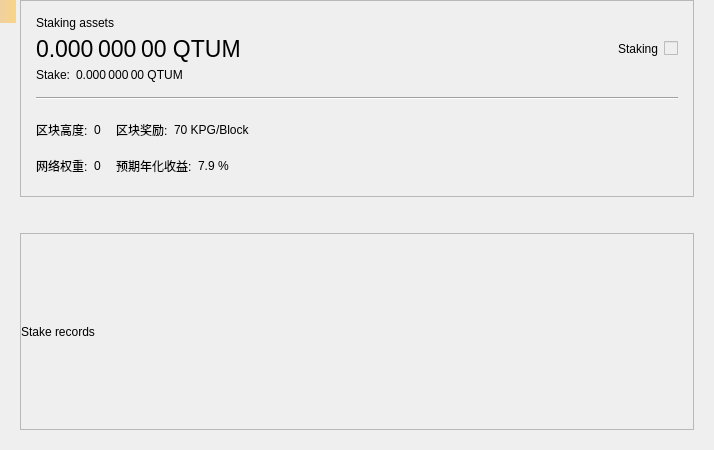
The window that src/qt/forms/stakepage.ui (Borishbc/kpgchain) describes before a commit, drawn with Qt 5.
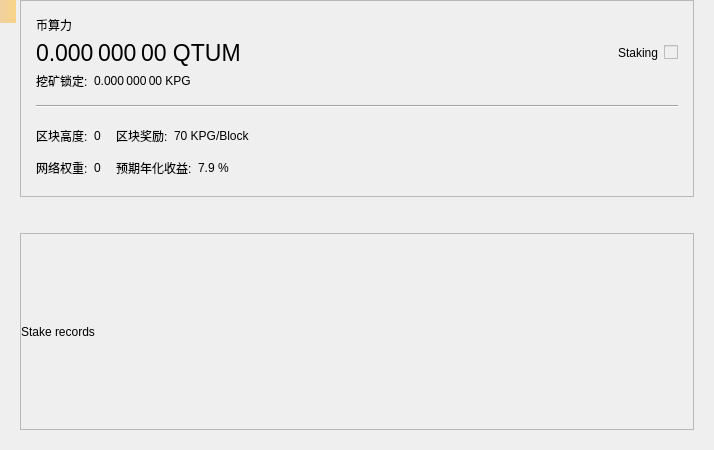
The same window after the commit. Custom widgets are drawn as their Qt base class.

What changed in the file:
```diff
--- a/src/qt/forms/stakepage.ui
+++ b/src/qt/forms/stakepage.ui
@@ -82,7 +82,7 @@
         <item row="0" column="0">
          <widget class="QLabel" name="labelAssetsText">
           <property name="text">
-           <string>Staking assets</string>
+           <string>币算力</string>
           </property>
           <property name="alignment">
            <set>Qt::AlignLeading|Qt::AlignLeft|Qt::AlignVCenter</set>
@@ -116,7 +116,7 @@
              </sizepolicy>
             </property>
             <property name="text">
-             <string>Stake:</string>
+             <string>挖矿锁定:</string>
             </property>
             <property name="alignment">
              <set>Qt::AlignLeading|Qt::AlignLeft|Qt::AlignVCenter</set>
@@ -126,7 +126,7 @@
           <item>
            <widget class="QLabel" name="labelStake">
             <property name="text">
-             <string>0.000 000 00 QTUM</string>
+             <string>0.000 000 00 KPG</string>
             </property>
             <property name="alignment">
              <set>Qt::AlignLeading|Qt::AlignLeft|Qt::AlignVCenter</set>
```
